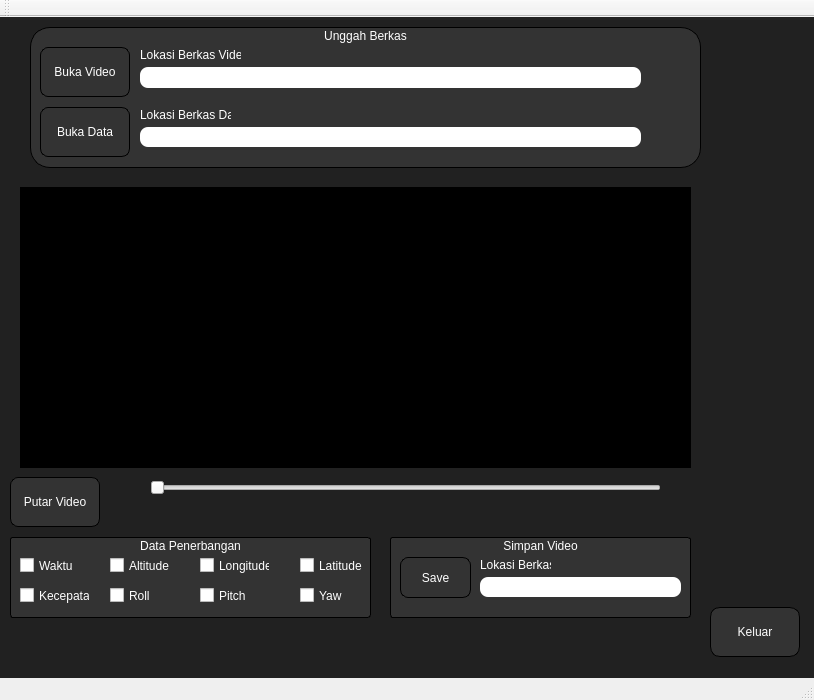
Before: the Qt Designer form playwithlabel/mainwindow.ui in kodeepic/Belajar_Git, drawn with Qt 5.
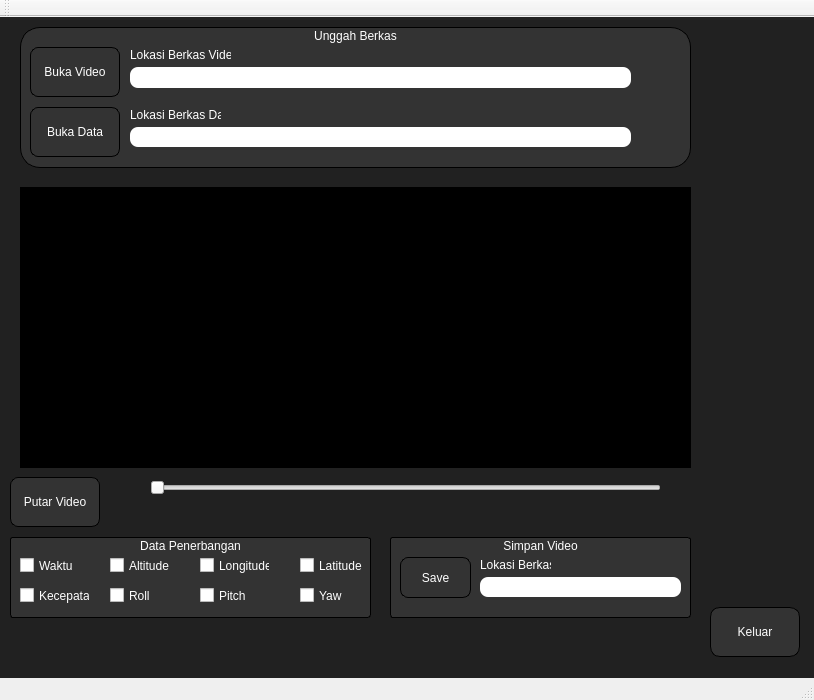
After: the same form once the commit is applied. Icons and pictures are not drawn.

Diff of the .ui file:
```diff
--- a/playwithlabel/mainwindow.ui
+++ b/playwithlabel/mainwindow.ui
@@ -98,7 +98,7 @@
    <widget class="QGroupBox" name="groupBox">
     <property name="geometry">
      <rect>
-      <x>30</x>
+      <x>20</x>
       <y>10</y>
       <width>671</width>
       <height>141</height>
@@ -333,7 +333,7 @@
    <widget class="QLabel" name="label_4">
     <property name="geometry">
      <rect>
-      <x>100</x>
+      <x>110</x>
       <y>460</y>
       <width>41</width>
       <height>16</height>
```
